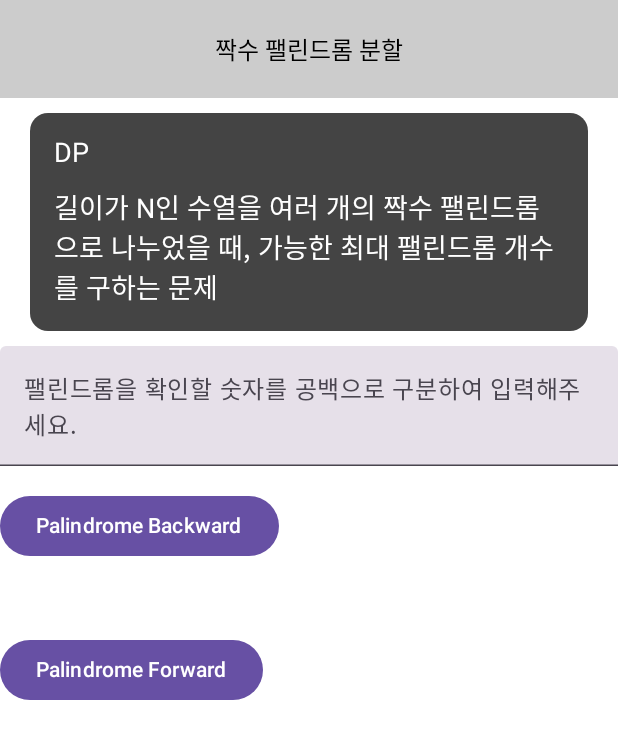
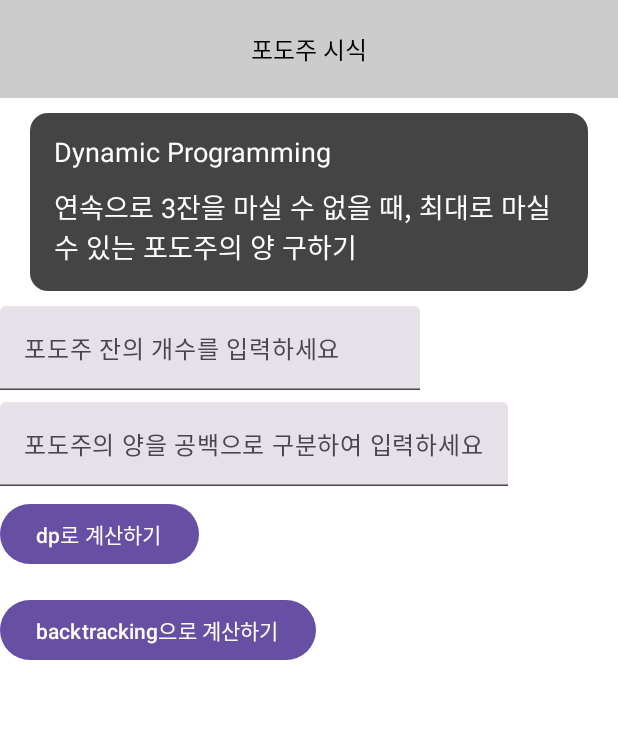
Before and after one commit to HeeGyeong/AlgorithmExample, an Android app built with Jetpack Compose: the @Preview function DpAlgorithmUI, on a phone screen of 412 x 824 dp. Shown: the top 739 px of the screen. Run offline under Robolectric (Android 15) with nearby library versions, the phone set to English and light mode, and no system bars.

Commit message:
feat: add dp algorithm example - wine problem

```diff
--- a/app/src/main/java/com/example/algorithmexample/algorithm/dp/DpPreview.kt
+++ b/app/src/main/java/com/example/algorithmexample/algorithm/dp/DpPreview.kt
@@ -6,5 +6,6 @@ import androidx.compose.ui.tooling.preview.Preview
 @Preview(showBackground = true)
 @Composable
 fun DpAlgorithmUI() {
-    PalindromeUI()
+//    PalindromeUI()
+    WineTastingUI()
 }
--- /dev/null
+++ b/app/src/main/java/com/example/algorithmexample/algorithm/dp/WineTasting.kt
@@ -0,0 +1,167 @@
+package com.example.algorithmexample.algorithm.dp
+
+import androidx.compose.foundation.background
+import androidx.compose.foundation.layout.Column
+import androidx.compose.foundation.layout.Spacer
+import androidx.compose.foundation.layout.fillMaxSize
+import androidx.compose.foundation.layout.height
+import androidx.compose.material3.Button
+import androidx.compose.material3.Text
+import androidx.compose.material3.TextField
+import androidx.compose.runtime.Composable
+import androidx.compose.runtime.getValue
+import androidx.compose.runtime.mutableStateOf
+import androidx.compose.runtime.remember
+import androidx.compose.runtime.setValue
+import androidx.compose.ui.Modifier
+import androidx.compose.ui.graphics.Color
+import androidx.compose.ui.tooling.preview.Preview
+import androidx.compose.ui.unit.dp
+import com.example.algorithmexample.ui.AlgorithmMainHeader
+
+/**
+ * 와인 테이스팅 문제
+ *
+ * https://www.acmicpc.net/problem/2156
+ */
+@Composable
+fun WineTastingUI() {
+    var n by remember { mutableStateOf("") }
+    var wineInputs by remember { mutableStateOf("") }
+    var result1 by remember { mutableStateOf<Int?>(null) }
+    var result2 by remember { mutableStateOf<Int?>(null) }
+
+    Column(
+        modifier = Modifier
+            .fillMaxSize()
+            .background(Color.White)
+    ) {
+        AlgorithmMainHeader(
+            title = "포도주 시식",
+            algorithmName = "Dynamic Programming",
+            algorithmDescription = "연속으로 3잔을 마실 수 없을 때, 최대로 마실 수 있는 포도주의 양 구하기",
+        )
+
+        TextField(
+            value = n,
+            onValueChange = { n = it },
+            label = { Text("포도주 잔의 개수를 입력하세요") }
+        )
+
+        Spacer(modifier = Modifier.height(8.dp))
+
+        TextField(
+            value = wineInputs,
+            onValueChange = { wineInputs = it },
+            label = { Text("포도주의 양을 공백으로 구분하여 입력하세요") }
+        )
+
+        Spacer(modifier = Modifier.height(8.dp))
+
+        Button(onClick = {
+            val size = n.toIntOrNull() ?: 6
+            val wines = if (wineInputs.isBlank()) {
+                listOf(6, 10, 13, 9, 8, 1)
+            } else {
+                wineInputs.split(" ").mapNotNull { it.toIntOrNull() }
+            }
+
+            if (wines.size == size) {
+                result1 = maxWine(size, wines)
+            }
+        }) {
+            Text("dp로 계산하기")
+        }
+
+        Spacer(modifier = Modifier.height(8.dp))
+
+        result1?.let {
+            Text("최대로 마실 수 있는 포도주의 양: $it")
+        }
+
+        Spacer(modifier = Modifier.height(8.dp))
+
+        Button(onClick = {
+            val size = n.toIntOrNull() ?: 6
+            val wines = if (wineInputs.isBlank()) {
+                listOf(6, 10, 13, 9, 8, 1)
+            } else {
+                wineInputs.split(" ").mapNotNull { it.toIntOrNull() }
+            }
+
+            if (wines.size == size) {
+                result2 = recursiveHelper(wines, 0, 0, 0)
+            }
+        }) {
+            Text("backtracking으로 계산하기")
+        }
+
+        Spacer(modifier = Modifier.height(8.dp))
+
+        result2?.let {
+            Text("최대로 마실 수 있는 포도주의 양: $it")
+        }
+    }
+}
+
+/**
+ * 포도주 잔을 선택하여 최대로 마실 수 있는 포도주의 양을 계산하는 함수
+ * dp[i]는 i번째 잔까지 고려했을 때 마실 수 있는 포도주의 최대 양을 저장
+ *
+ * 제약 조건: 연속으로 3잔을 마실 수 없음
+ * 시간 복잡도: O(N) - N은 포도주 잔의 개수
+ * 공간 복잡도: O(N) - dp 배열 저장용
+ */
+fun maxWine(n: Int, wine: List<Int>): Int {
+    if (n == 1) return wine[0]
+    if (n == 2) return wine[0] + wine[1]
+
+    val dp = IntArray(n)
+    dp[0] = wine[0]
+    dp[1] = wine[0] + wine[1]
+    dp[2] = maxOf(wine[0] + wine[1], wine[0] + wine[2], wine[1] + wine[2])
+
+    for (index in 3 until n) {
+        dp[index] =
+            maxOf(
+                dp[index - 1],
+                dp[index - 2] + wine[index],
+                dp[index - 3] + wine[index - 1] + wine[index]
+            )
+    }
+
+    return dp[n - 1]
+}
+
+/**
+ * 재귀와 백트래킹을 사용한 해결 방식
+ * 각 위치에서 와인을 선택하거나 선택하지 않는 모든 경우의 수를 탐색
+ *
+ * 시간 복잡도: O(2^N) - 각 위치에서 2가지 선택(마시거나 안마시거나)
+ * 공간 복잡도: O(N) - 재귀 호출 스택
+ */
+private fun recursiveHelper(
+    wine: List<Int>,
+    index: Int,
+    consecutive: Int,
+    sum: Int
+): Int {
+    if (index >= wine.size) return sum
+
+    // 현재 와인을 선택하지 않는 경우
+    val skipWine = recursiveHelper(wine, index + 1, 0, sum)
+
+    // 연속 3잔을 마실 수 없음
+    if (consecutive == 2) return skipWine
+
+    // 현재 와인을 선택하는 경우
+    val takeWine = recursiveHelper(wine, index + 1, consecutive + 1, sum + wine[index])
+
+    return maxOf(skipWine, takeWine)
+}
+
+@Preview(showBackground = true)
+@Composable
+fun PreviewTwoSumAlgorithmUI() {
+    WineTastingUI()
+}
```
